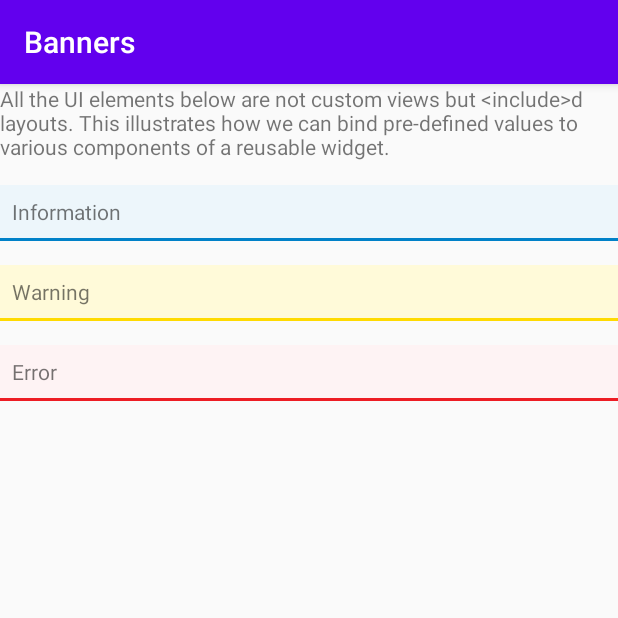
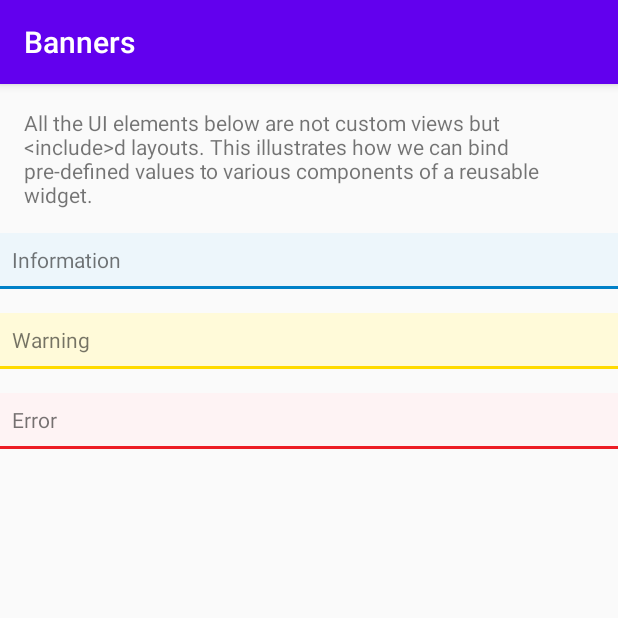
Before and after one commit to zmdominguez/databinding-samples-zh, an Android app: the BannersActivity screen opened directly, with no data from a screen before it, on a phone screen of 412 x 824 dp, the top half of it. Run offline under Robolectric (Android 15) with nearby library versions, the phone set to English and light mode, and no system bars; our stand-ins replace data binding; 2 statements that could not run were skipped.

Commit message:
Added some padding

```diff
--- a/app/src/main/res/layout/activity_banners.xml
+++ b/app/src/main/res/layout/activity_banners.xml
@@ -20,7 +20,8 @@
             android:layout_width="match_parent"
             android:layout_height="wrap_content"
             android:text="@{headline}"
-            android:paddingBottom="16dp"/>
+            android:padding="16dp"
+            tools:text="@tools:sample/lorem/random"/>
 
         <include layout="@layout/include_banner"
             android:layout_height="wrap_content"
```
